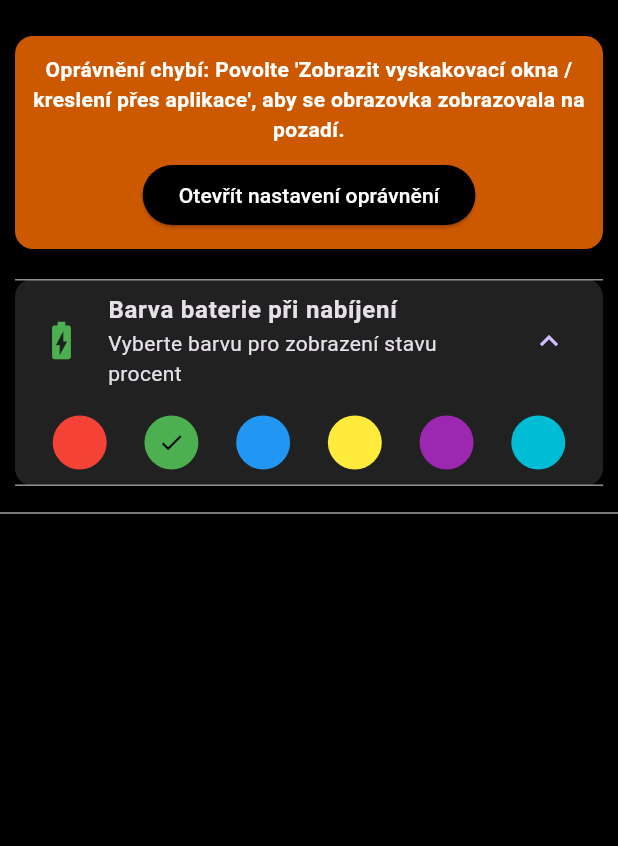
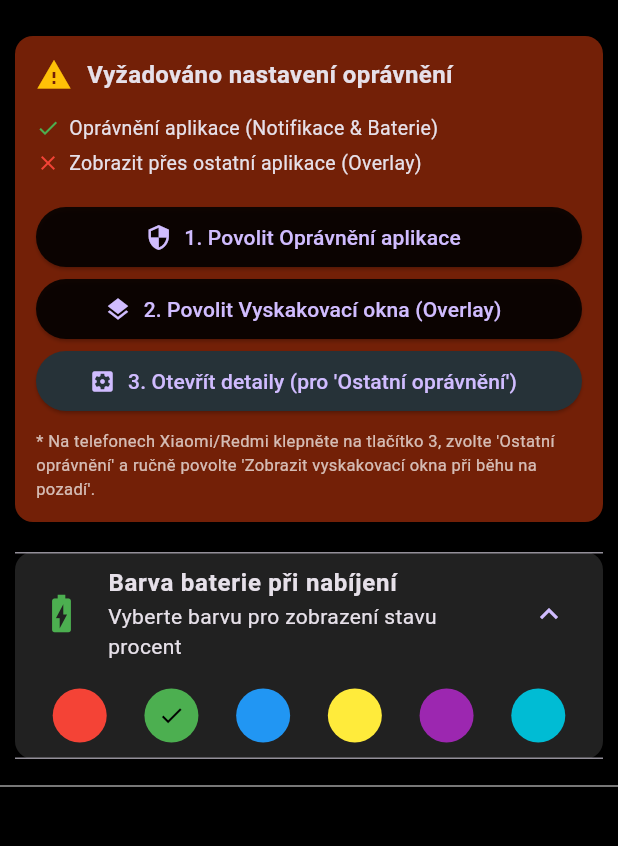
Before and after one commit to GamerDevon/noled, a Flutter app: the screen it shows after launch, after a tap on "Barva baterie při nabíjení", on a phone screen of 412 x 824 dp, the part 63-909 px from its top. Run offline on Flutter 3.47's test engine with Material 3 defaults, Android fonts, the phone set to English and light mode, and no system bars; our stand-ins replace battery_plus, permission_handler, shared_preferences; missing offline and left inert: installed_apps; statements that could not run were skipped.

Commit message:
Implement permission checks and UI updates
Added permission handling for overlay, notifications, and battery optimizations. Updated UI to reflect permission statuses and actions.

```diff
--- a/lib/main.dart
+++ b/lib/main.dart
@@ -7,6 +7,7 @@ import 'package:shared_preferences/shared_preferences.dart';
 import 'package:installed_apps/installed_apps.dart';
 import 'package:installed_apps/app_info.dart';
 import 'package:battery_plus/battery_plus.dart';
+import 'package:permission_handler/permission_handler.dart';
 
 void main() {
   WidgetsFlutterBinding.ensureInitialized();
@@ -64,9 +65,12 @@ class _AppSettingsScreenState extends State<AppSettingsScreen> {
   final Set<String> enabledApps = {};
   Color batteryColor = Colors.green;
   bool isLoading = true;
-  bool isOverlayPermissionGranted = true;
 
-  // Channel to invoke native window overlay checks
+  // Stavy oprávnění
+  bool isOverlayGranted = true;
+  bool isNotificationGranted = true;
+  bool isBatteryOptIgnored = true;
+
   static const MethodChannel _permissionChannel = MethodChannel('com.noled.app/overlay');
 
   final List<Color> colorPresets = [
@@ -77,7 +81,7 @@ class _AppSettingsScreenState extends State<AppSettingsScreen> {
   void initState() {
     super.initState();
     _loadAppsAndSettings();
-    _checkOverlayPermission();
+    _checkAllPermissions();
     widget.triggerNotifier.addListener(_handleBackgroundTrigger);
   }
 
@@ -87,23 +91,42 @@ class _AppSettingsScreenState extends State<AppSettingsScreen> {
     super.dispose();
   }
 
-  // Requests status checks from Android to see if it can draw popups
-  Future<void> _checkOverlayPermission() async {
+  // Kontrola všech oprávnění najednou
+  Future<void> _checkAllPermissions() async {
+    final notificationStatus = await Permission.notification.status;
+    final batteryStatus = await Permission.ignoreBatteryOptimizations.status;
+
+    bool overlayCheck = false;
     try {
-      final bool systemAlertCheck = await _permissionChannel.invokeMethod('checkOverlayPermission') ?? false;
+      overlayCheck = await _permissionChannel.invokeMethod('checkOverlayPermission') ?? false;
+    } catch (_) {}
+
     setState(() {
-        isOverlayPermissionGranted = systemAlertCheck;
+      isNotificationGranted = notificationStatus.isGranted;
+      isBatteryOptIgnored = batteryStatus.isGranted;
+      isOverlayGranted = overlayCheck;
     });
-    } catch (_) {}
   }
 
-  // Launches the hidden native settings screen directly
+  // Vyžádání standardních oprávnění (Oprávnění aplikace)
+  Future<void> _requestStandardPermissions() async {
+    await Permission.notification.request();
+    await Permission.ignoreBatteryOptimizations.request();
+    _checkAllPermissions();
+  }
+
+  // Otevření nativního "Kreslení přes aplikace / Vyskakovací okna"
   Future<void> _openOverlaySettings() async {
     try {
       await _permissionChannel.invokeMethod('requestOverlayPermission');
-      // Re-evaluate state when user comes back
-      Future.delayed(const Duration(seconds: 2), () => _checkOverlayPermission());
     } catch (_) {}
+    Future.delayed(const Duration(seconds: 2), () => _checkAllPermissions());
+  }
+
+  // Otevření hlubokého nastavení (App Info) pro Xiaomi "Ostatní oprávnění"
+  Future<void> _openDeepAppSettings() async {
+    await openAppSettings();
+    Future.delayed(const Duration(seconds: 2), () => _checkAllPermissions());
   }
 
   void _handleBackgroundTrigger() async {
@@ -179,36 +202,76 @@ class _AppSettingsScreenState extends State<AppSettingsScreen> {
 
   @override
   Widget build(BuildContext context) {
+    bool everythingGranted = isOverlayGranted && isNotificationGranted && isBatteryOptIgnored;
+
     return Scaffold(
       appBar: AppBar(title: const Text("NoLED")),
       body: isLoading
           ? const Center(child: CircularProgressIndicator())
           : ListView(
               children: [
-                // Warning notification banner if Xiaomi blocks background popups
-                if (!isOverlayPermissionGranted)
+                // KOMPLETNÍ PANEL SPRÁVY OPRÁVNĚNÍ
                 Card(
-                    color: Colors.amber.shade900.withOpacity(0.8),
+                  color: everythingGranted ? Colors.green.shade900.withOpacity(0.4) : Colors.deepOrange.shade900.withOpacity(0.6),
                   margin: const EdgeInsets.all(10),
                   child: Padding(
-                      padding: const EdgeInsets.all(12),
+                    padding: const EdgeInsets.all(14),
                     child: Column(
+                      crossAxisAlignment: CrossAxisAlignment.stretch,
                       children: [
-                          const Text(
-                            "Oprávnění chybí: Povolte 'Zobrazit vyskakovací okna / kreslení přes aplikace', aby se obrazovka zobrazovala na pozadí.",
-                            style: TextStyle(color: Colors.white, fontWeight: FontWeight.bold),
-                            textAlign: TextAlign.center,
+                        Row(
+                          children: [
+                            Icon(
+                              everythingGranted ? Icons.check_circle : Icons.warning,
+                              color: everythingGranted ? Colors.green : Colors.amber,
                             ),
-                          const SizedBox(height: 10),
-                          ElevatedButton(
-                            style: ElevatedButton.styleFrom(backgroundColor: Colors.black),
+                            const SizedBox(width: 10),
+                            Text(
+                              everythingGranted ? "Všechna oprávnění jsou udělena!" : "Vyžadováno nastavení oprávnění",
+                              style: const TextStyle(fontWeight: FontWeight.bold, fontSize: 16),
+                            ),
+                          ],
+                        ),
+                        const SizedBox(height: 12),
+
+                        // Stav 1: Oprávnění aplikace (Upozornění a Baterie)
+                        _buildPermissionStatusRow("Oprávnění aplikace (Notifikace & Baterie)", isNotificationGranted && isBatteryOptIgnored),
+                        // Stav 2: Vyskakovací okna / Kreslení přes aplikace
+                        _buildPermissionStatusRow("Zobrazit přes ostatní aplikace (Overlay)", isOverlayGranted),
+
+                        const SizedBox(height: 14),
+                        if (!everythingGranted) ...[
+                          ElevatedButton.icon(
+                            style: ElevatedButton.styleFrom(backgroundColor: Colors.black87),
+                            icon: const Icon(Icons.security, size: 18),
+                            label: const Text("1. Povolit Oprávnění aplikace"),
+                            onPressed: _requestStandardPermissions,
+                          ),
+                          ElevatedButton.icon(
+                            style: ElevatedButton.styleFrom(backgroundColor: Colors.black87),
+                            icon: const Icon(Icons.layers, size: 18),
+                            label: const Text("2. Povolit Vyskakovací okna (Overlay)"),
                             onPressed: _openOverlaySettings,
-                            child: const Text("Otevřít nastavení oprávnění", style: TextStyle(color: Colors.white)),
-                          )
+                          ),
+                          ElevatedButton.icon(
+                            style: ElevatedButton.styleFrom(backgroundColor: Colors.blueGrey.shade900),
+                            icon: const Icon(Icons.settings_applications, size: 18),
+                            label: const Text("3. Otevřít detaily (pro 'Ostatní oprávnění')"),
+                            onPressed: _openDeepAppSettings,
+                          ),
+                          const Padding(
+                            padding: EdgeInsets.only(top: 8.0),
+                            child: Text(
+                              "* Na telefonech Xiaomi/Redmi klepněte na tlačítko 3, zvolte 'Ostatní oprávnění' a ručně povolte 'Zobrazit vyskakovací okna při běhu na pozadí'.",
+                              style: TextStyle(fontSize: 11, color: Colors.white70, italic: true),
+                            ),
+                          ),
+                        ]
                       ],
                     ),
                   ),
                 ),
+
                 Card(
                   color: Colors.grey.shade900,
                   margin: const EdgeInsets.all(10),
@@ -271,6 +334,19 @@ class _AppSettingsScreenState extends State<AppSettingsScreen> {
                     ),
                   );
                 }).toList(),
+              ],
+            ),
+    );
+  }
+
+  Widget _buildPermissionStatusRow(String label, bool isGranted) {
+    return Padding(
+      padding: const EdgeInsets.symmetric(vertical: 2.0),
+      child: Row(
+        children: [
+          Icon(isGranted ? Icons.check : Icons.close, color: isGranted ? Colors.green : Colors.red, size: 16),
+          const SizedBox(width: 6),
+          Expanded(child: Text(label, style: const TextStyle(fontSize: 13, color: Colors.white90))),
         ],
       ),
     );
```
Lines whose indentation alone changed are shown as unchanged.
